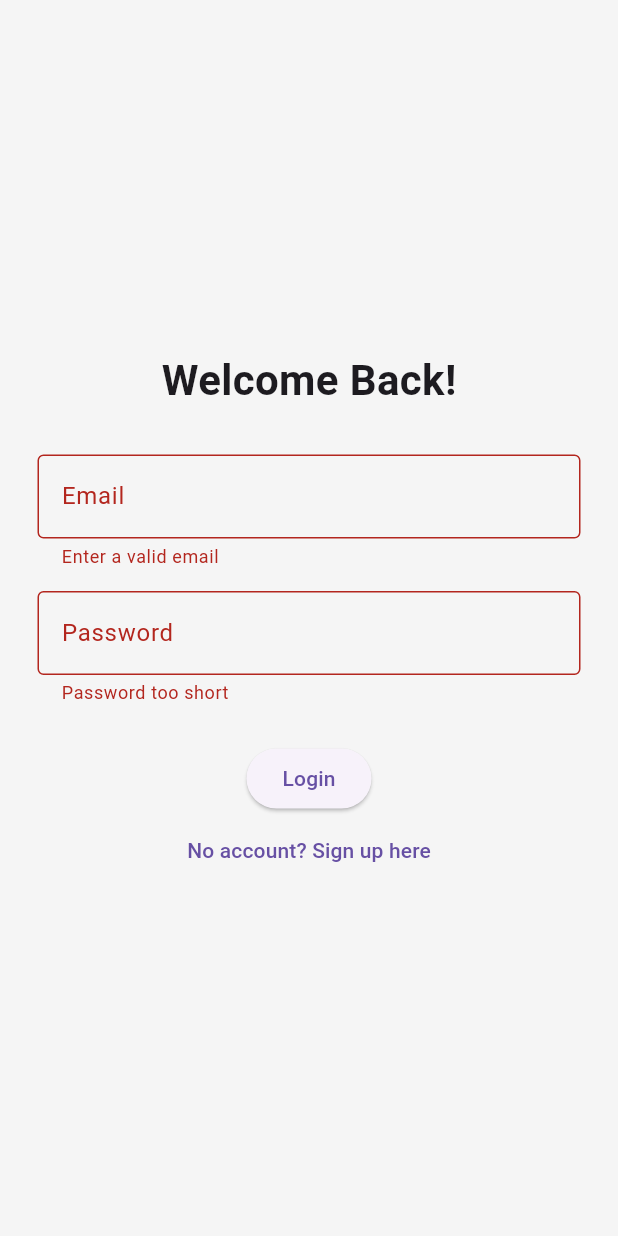
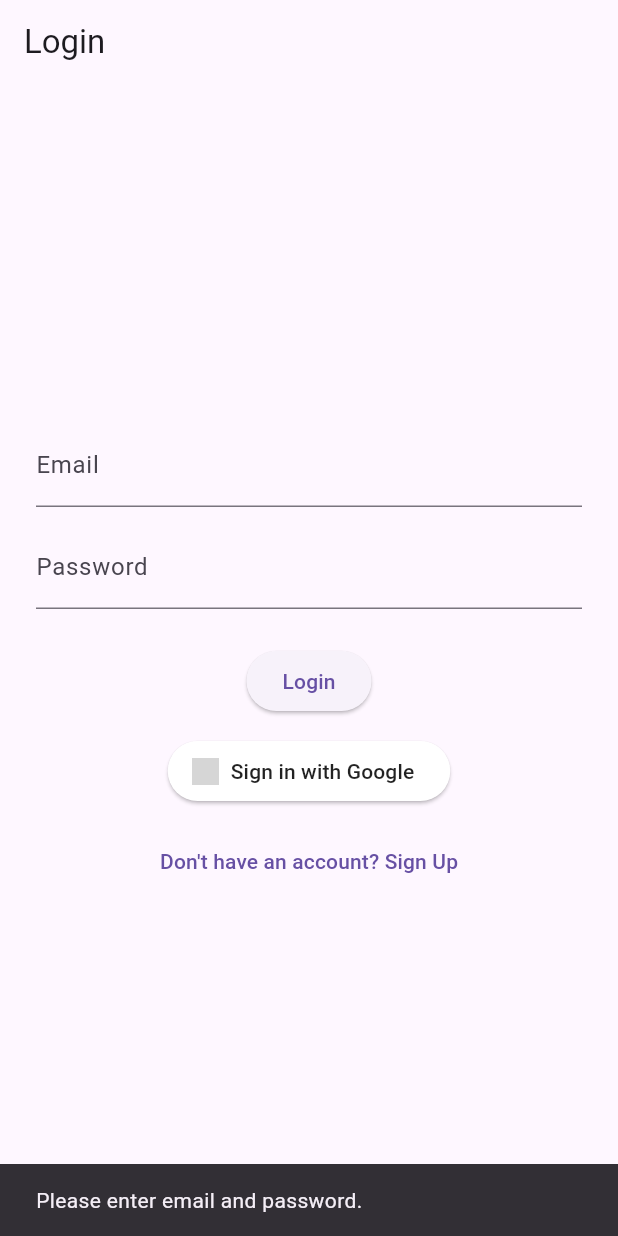
Before and after one commit to Vinoni420/app, a Flutter app: the screen it shows after launch, after a tap on "Login", on a phone screen of 412 x 824 dp. Run offline on Flutter 3.47's test engine with Material 3 defaults, Android fonts, the phone set to English and light mode, and no system bars; our stand-ins replace supabase_flutter; accounts and stored records are empty; network calls fail; grey boxes are pictures that could not be loaded.

Commit message:
added the login with google button the login does not work

```diff
--- a/lib/main.dart
+++ b/lib/main.dart
@@ -1,133 +1,167 @@
 import 'package:flutter/material.dart';
+import 'package:supabase_flutter/supabase_flutter.dart';
+import 'package:url_launcher/url_launcher.dart';
 
-void main() {
-  runApp(const MyApp());
+void main() async {
+  WidgetsFlutterBinding.ensureInitialized();
+
+  await Supabase.initialize(
+    url: 'https://ofhowauzjobeglixwwur.supabase.co',
+    anonKey: '***REMOVED***',
+  );
+
+  runApp(MyApp());
 }
 
 class MyApp extends StatelessWidget {
-  const MyApp({super.key});
-
   @override
   Widget build(BuildContext context) {
     return MaterialApp(
-      title: 'Login/Signup Demo',
-      debugShowCheckedModeBanner: false,
-      theme: ThemeData(
-        primarySwatch: Colors.blue,
-      ),
-      home: const AuthPage(),
+      title: 'Flutter Supabase Auth',
+      theme: ThemeData(primarySwatch: Colors.blue),
+      home: AuthPage(),
     );
   }
 }
 
 class AuthPage extends StatefulWidget {
-  const AuthPage({super.key});
-
   @override
   State<AuthPage> createState() => _AuthPageState();
 }
 
 class _AuthPageState extends State<AuthPage> {
-  bool isLogin = true;
-  final _formKey = GlobalKey<FormState>();
+  final _emailController = TextEditingController();
+  final _passwordController = TextEditingController();
 
-  final TextEditingController emailController = TextEditingController();
-  final TextEditingController passwordController = TextEditingController();
-  final TextEditingController nameController = TextEditingController();
+  bool _isLogin = true;
+  bool _loading = false;
 
-  void toggleForm() {
-    setState(() {
-      isLogin = !isLogin;
-    });
-  }
+  final supabase = Supabase.instance.client;
 
-  void submit() {
-    if (_formKey.currentState!.validate()) {
-      final email = emailController.text.trim();
-      final password = passwordController.text.trim();
-      final name = nameController.text.trim();
+  // --- START: CORRECTED METHOD ---
+  Future<void> _authenticate() async {
+    final email = _emailController.text.trim();
+    final password = _passwordController.text;
 
-      if (isLogin) {
-        print('Login: $email - $password');
+    if (email.isEmpty || password.isEmpty) {
+      _showMessage('Please enter email and password.');
+      return;
+    }
+
+    setState(() => _loading = true);
+
+    try {
+      if (_isLogin) {
+        // Use the new method: signInWithPassword
+        await supabase.auth.signInWithPassword(
+          email: email,
+          password: password,
+        );
       } else {
-        print('Signup: $name - $email - $password');
+        // Use the new method: signUp with named parameters
+        await supabase.auth.signUp(
+          email: email,
+          password: password,
+        );
+      }
+
+      if (mounted) {
+        _showMessage(_isLogin ? 'Login successful!' : 'Signup successful! Please check your email.');
+        // TODO: Navigate to your app's home page
+      }
+    } on AuthException catch (e) {
+      _showMessage('Authentication Failed: ${e.message}');
+    } catch (e) {
+      _showMessage('An unexpected error occurred: $e');
+    } finally {
+      if (mounted) {
+        setState(() => _loading = false);
       }
     }
+  }
+  // --- END: CORRECTED METHOD ---
+
+
+  // --- START: CORRECTED METHOD ---
+  Future<void> _signInWithGoogle() async {
+    setState(() => _loading = true);
+
+    try {
+      // Use the new method: signInWithOAuth
+      await supabase.auth.signInWithOAuth(OAuthProvider.google);
+
+    } on AuthException catch (e) {
+      _showMessage('Google Sign-In Failed: ${e.message}');
+    } catch (e) {
+      _showMessage('An unexpected error occurred: $e');
+    } finally {
+      if (mounted) {
+        setState(() => _loading = false);
+      }
+    }
+  }
+  // --- END: CORRECTED METHOD ---
+
+  void _showMessage(String msg) {
+    ScaffoldMessenger.of(context).showSnackBar(SnackBar(content: Text(msg)));
   }
 
   @override
   Widget build(BuildContext context) {
+    // The build method remains unchanged.
     return Scaffold(
-      backgroundColor: Colors.grey[100],
-      body: Center(
-        child: Padding(
-          padding: const EdgeInsets.symmetric(horizontal: 25),
-          child: SingleChildScrollView(
-            child: Column(
-              mainAxisAlignment: MainAxisAlignment.center,
-              children: [
-                Text(
-                  isLogin ? 'Welcome Back!' : 'Create Account',
-                  style: const TextStyle(
-                    fontSize: 28,
-                    fontWeight: FontWeight.bold,
-                  ),
-                ),
-                const SizedBox(height: 30),
-                Form(
-                  key: _formKey,
-                  child: Column(
+      appBar: AppBar(title: Text(_isLogin ? 'Login' : 'Sign Up')),
+      body: Padding(
+        padding: const EdgeInsets.all(24),
+        child: Column(
+          mainAxisAlignment: MainAxisAlignment.center,
+          children: [
+            TextField(
+              controller: _emailController,
+              decoration: InputDecoration(labelText: 'Email'),
+              keyboardType: TextInputType.emailAddress,
+              autofillHints: [AutofillHints.email],
+            ),
+            SizedBox(height: 12),
+            TextField(
+              controller: _passwordController,
+              decoration: InputDecoration(labelText: 'Password'),
+              obscureText: true,
+              autofillHints: [AutofillHints.password],
+            ),
+            SizedBox(height: 24),
+            _loading
+                ? CircularProgressIndicator()
+                : Column(
                     children: [
-                      if (!isLogin)
-                        TextFormField(
-                          controller: nameController,
-                          decoration: const InputDecoration(
-                            labelText: 'Name',
-                            border: OutlineInputBorder(),
-                          ),
-                          validator: (value) =>
-                              value!.isEmpty ? 'Enter your name' : null,
+                      ElevatedButton(
+                        onPressed: _authenticate,
+                        child: Text(_isLogin ? 'Login' : 'Sign Up'),
+                      ),
+                      SizedBox(height: 12),
+                      ElevatedButton.icon(
+                        icon: Image.asset( // Use Image.asset
+                          'assets/images/google_logo.png', // The path to your local file
+                          height: 18,
+                          width: 18,
                         ),
-                      if (!isLogin) const SizedBox(height: 15),
-                      TextFormField(
-                        controller: emailController,
-                        decoration: const InputDecoration(
-                          labelText: 'Email',
-                          border: OutlineInputBorder(),
+                        label: Text('Sign in with Google'),
+                        onPressed: _signInWithGoogle,
+                        style: ElevatedButton.styleFrom(
+                          backgroundColor: Colors.white,
+                          foregroundColor: Colors.black87,
                         ),
-                        validator: (value) => value!.contains('@')
-                            ? null
-                            : 'Enter a valid email',
                       ),
-                      const SizedBox(height: 15),
-                      TextFormField(
-                        controller: passwordController,
-                        obscureText: true,
-                        decoration: const InputDecoration(
-                          labelText: 'Password',
-                          border: OutlineInputBorder(),
-                        ),
-                        validator: (value) => value!.length < 6
-                            ? 'Password too short'
-                            : null,
-                      ),
-                      const SizedBox(height: 25),
-                      ElevatedButton(
-                        onPressed: submit,
-                        child: Text(isLogin ? 'Login' : 'Sign Up'),
-                      ),
+                      SizedBox(height: 12),
                       TextButton(
-                        onPressed: toggleForm,
-                        child: Text(isLogin
-                            ? 'No account? Sign up here'
-                            : 'Already have an account? Log in'),
+                        onPressed: () => setState(() => _isLogin = !_isLogin),
+                        child: Text(_isLogin
+                            ? "Don't have an account? Sign Up"
+                            : "Already have an account? Login"),
                       ),
                     ],
                   ),
-                )
-              ],
-            ),
-          ),
+          ],
         ),
       ),
     );
--- a/pubspec.yaml
+++ b/pubspec.yaml
@@ -32,6 +32,7 @@ dependencies:
     sdk: flutter
 
   supabase_flutter: ^2.9.1
+  url_launcher: ^6.3.1
 
 
   # The following adds the Cupertino Icons font to your application.
@@ -55,6 +56,8 @@ flutter:
   # the material Icons class.
   uses-material-design: true
 
+  assets:
+    - assets/images/
   # To add assets to your application, add an assets section, like this:
   # assets:
   #   - images/a_dot_burr.jpeg
```
Also changed, not shown: assets/images/google.png (added), pubspec.lock, 1 other file.
